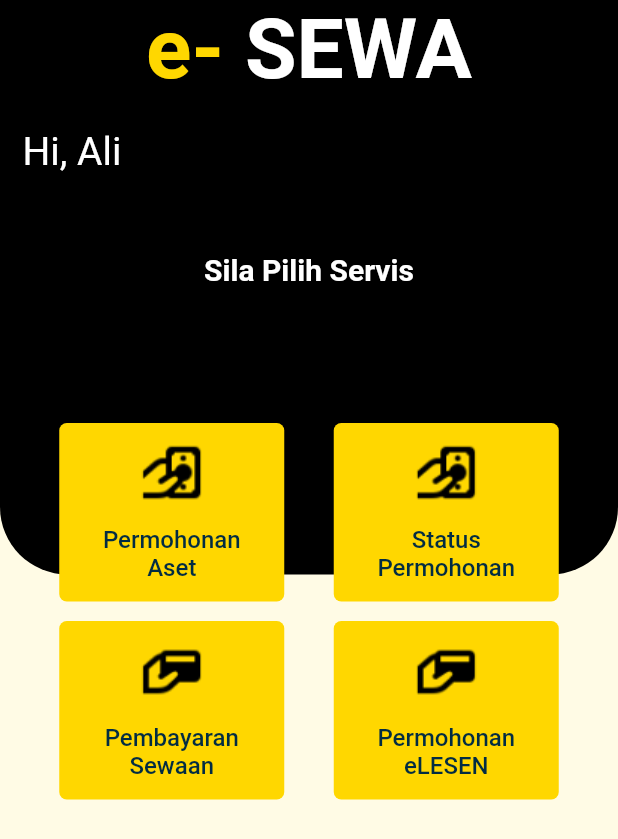
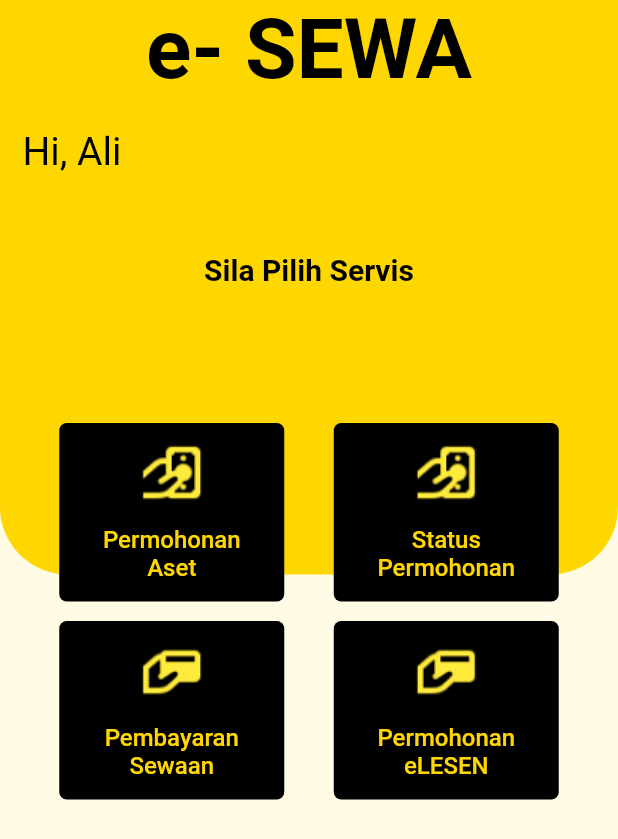
Before and after one commit to PriyankManiya/eRent, a Flutter app: the UtamaPage screen opened directly, on a phone screen of 412 x 824 dp. Shown: the top 839 px of the screen. Run offline on Flutter 3.47's test engine with Material 2 defaults, Android fonts, the light colour scheme and no system bars; our stand-ins replace flutter_datetime_picker, google_fonts, webview_flutter; Roboto replaces fonts that are missing (Ubuntu).

Commit message:
Theme Change

```diff
--- a/lib/pages/home/utama_page.dart
+++ b/lib/pages/home/utama_page.dart
@@ -21,7 +21,7 @@ class UtamaPage extends StatelessWidget {
                   height: 119,
                   margin: EdgeInsets.only(top: 282),
                   decoration: BoxDecoration(
-                    color: yellow,
+                    color: black,
                     borderRadius: BorderRadius.circular(5),
                   ),
                   child: Column(
@@ -30,14 +30,14 @@ class UtamaPage extends StatelessWidget {
                       Image.asset(
                         'assets/icon_aset.png',
                         height: 40,
-                        color: Colors.black,
+                        color: Colors.yellow,
                       ),
                       SizedBox(
                         height: 15,
                       ),
                       Text(
                         'Permohonan\nAset',
-                        style: textBlack.copyWith(
+                        style: textYellow.copyWith(
                           fontSize: 16,
                           fontWeight: medium,
                         ),
@@ -59,7 +59,7 @@ class UtamaPage extends StatelessWidget {
                   height: 119,
                   margin: EdgeInsets.only(top: 282),
                   decoration: BoxDecoration(
-                    color: yellow,
+                    color: black,
                     borderRadius: BorderRadius.circular(5),
                   ),
                   child: Column(
@@ -68,14 +68,14 @@ class UtamaPage extends StatelessWidget {
                       Image.asset(
                         'assets/icon_aset.png',
                         height: 40,
-                        color: Colors.black,
+                        color: Colors.yellow,
                       ),
                       SizedBox(
                         height: 15,
                       ),
                       Text(
                         'Status\nPermohonan',
-                        style: textBlack.copyWith(
+                        style: textYellow.copyWith(
                           fontSize: 16,
                           fontWeight: medium,
                         ),
@@ -101,7 +101,7 @@ class UtamaPage extends StatelessWidget {
                   width: 150,
                   height: 119,
                   decoration: BoxDecoration(
-                    color: yellow,
+                    color: black,
                     borderRadius: BorderRadius.circular(5),
                   ),
                   child: Column(
@@ -110,14 +110,14 @@ class UtamaPage extends StatelessWidget {
                       Image.asset(
                         'assets/icon_sewaan.png',
                         height: 40,
-                        color: Colors.black,
+                        color: Colors.yellow,
                       ),
                       SizedBox(
                         height: 15,
                       ),
                       Text(
                         'Pembayaran\nSewaan',
-                        style: textBlack.copyWith(
+                        style: textYellow.copyWith(
                           fontSize: 16,
                           fontWeight: medium,
                         ),
@@ -138,7 +138,7 @@ class UtamaPage extends StatelessWidget {
                   width: 150,
                   height: 119,
                   decoration: BoxDecoration(
-                    color: yellow,
+                    color: black,
                     borderRadius: BorderRadius.circular(5),
                   ),
                   child: Column(
@@ -147,14 +147,14 @@ class UtamaPage extends StatelessWidget {
                       Image.asset(
                         'assets/icon_sewaan.png',
                         height: 40,
-                        color: Colors.black,
+                        color: Colors.yellow,
                       ),
                       SizedBox(
                         height: 15,
                       ),
                       Text(
                         'Permohonan\neLESEN',
-                        style: textBlack.copyWith(
+                        style: textYellow.copyWith(
                           fontSize: 16,
                           fontWeight: medium,
                         ),
@@ -176,7 +176,7 @@ class UtamaPage extends StatelessWidget {
           Container(
             height: 383,
             decoration: BoxDecoration(
-              color: Colors.black,
+              color: yellow,
               borderRadius: BorderRadius.only(
                 bottomLeft: Radius.circular(45),
                 bottomRight: Radius.circular(45),
@@ -192,14 +192,14 @@ class UtamaPage extends StatelessWidget {
                     children: [
                       Text(
                         'e- ',
-                        style: textYellow.copyWith(
+                        style: textBlack.copyWith(
                           fontSize: 56,
                           fontWeight: bold,
                         ),
                       ),
                       Text(
                         'SEWA',
-                        style: textWhite.copyWith(
+                        style: textBlack.copyWith(
                           fontSize: 56,
                           fontWeight: bold,
                         ),
@@ -213,7 +213,7 @@ class UtamaPage extends StatelessWidget {
                     padding: EdgeInsets.only(left: 15),
                     child: Text(
                       'Hi, Ali',
-                      style: textWhite.copyWith(
+                      style: textBlack.copyWith(
                         fontSize: 26,
                       ),
                     ),
@@ -224,7 +224,7 @@ class UtamaPage extends StatelessWidget {
                   Center(
                     child: Text(
                       'Sila Pilih Servis',
-                      style: textWhite.copyWith(
+                      style: textBlack.copyWith(
                         fontSize: 20,
                         fontWeight: bold,
                       ),
--- a/lib/theme.dart
+++ b/lib/theme.dart
@@ -16,7 +16,7 @@ TextStyle textYellow = GoogleFonts.ubuntu(
 );
 
 TextStyle textBlack = GoogleFonts.ubuntu(
-  color: purple,
+  color: black,
 );
 
 TextStyle textWhite = GoogleFonts.ubuntu(
```
